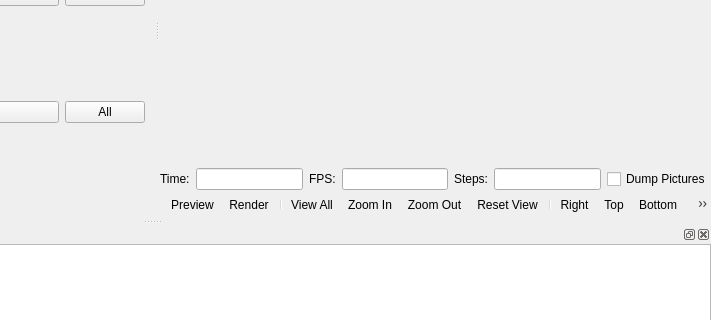
Above: src/MainWindow.ui from openscad/openscad before the change; both pictures show x 407 to 1118 and y 178 to 498 of the 1118 by 636 pixel window. Below: the same form after it.
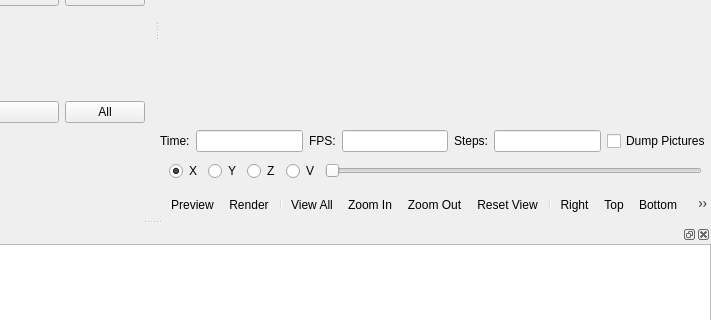
That is the form after the change. Icons and pictures are not drawn. Custom widgets are drawn as their Qt base class.

Commit message: Add UI for interactive clipping plane

```diff
--- a/src/MainWindow.ui
+++ b/src/MainWindow.ui
@@ -205,6 +205,59 @@
          </layout>
         </widget>
        </item>
+       <item>
+        <widget class="QWidget" name="clippingPlaneBar" native="true">
+         <layout class="QHBoxLayout" name="horizontalLayout">
+          <item>
+           <widget class="QRadioButton" name="clipRadioButtonX">
+            <property name="text">
+             <string>X</string>
+            </property>
+            <property name="checked">
+             <bool>true</bool>
+            </property>
+           </widget>
+          </item>
+          <item>
+           <widget class="QRadioButton" name="clipRadioButtonY">
+            <property name="text">
+             <string>Y</string>
+            </property>
+           </widget>
+          </item>
+          <item>
+           <widget class="QRadioButton" name="clipRadioButtonZ">
+            <property name="text">
+             <string>Z</string>
+            </property>
+           </widget>
+          </item>
+          <item>
+           <widget class="QRadioButton" name="clipRadioButtonV">
+            <property name="text">
+             <string>V</string>
+            </property>
+           </widget>
+          </item>
+          <item>
+           <widget class="QSlider" name="clipSlider">
+            <property name="maximum">
+             <number>10000</number>
+            </property>
+            <property name="singleStep">
+             <number>1</number>
+            </property>
+            <property name="pageStep">
+             <number>10</number>
+            </property>
+            <property name="orientation">
+             <enum>Qt::Horizontal</enum>
+            </property>
+           </widget>
+          </item>
+         </layout>
+        </widget>
+       </item>
        <item>
         <widget class="QToolBar" name="viewerToolBar">
          <addaction name="designActionPreview"/>
```
Left out of the diff: 3 changed lines with no effect on the pictures. The commit also changes 3 other files.
